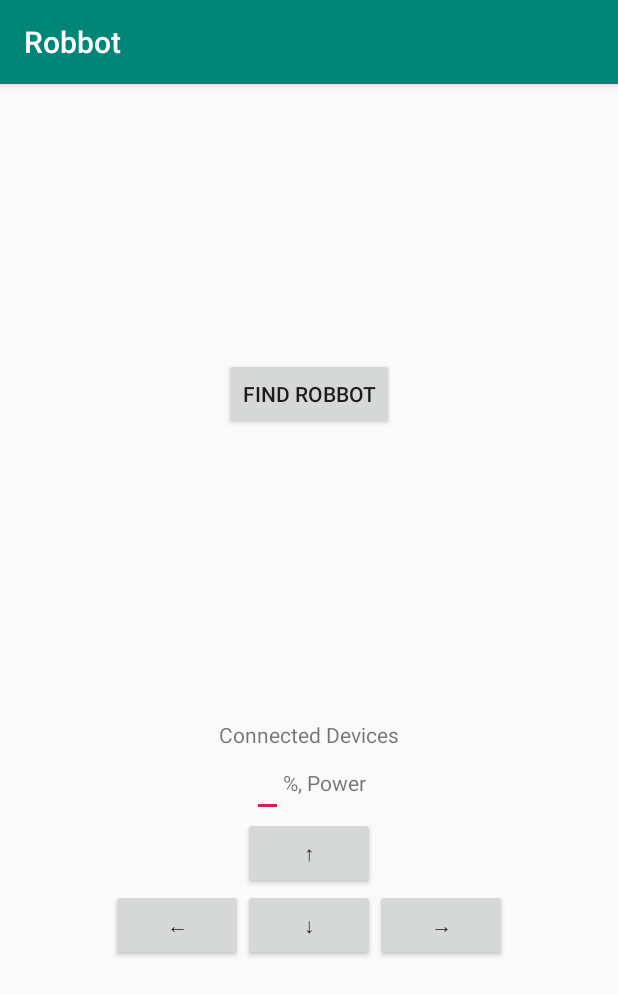
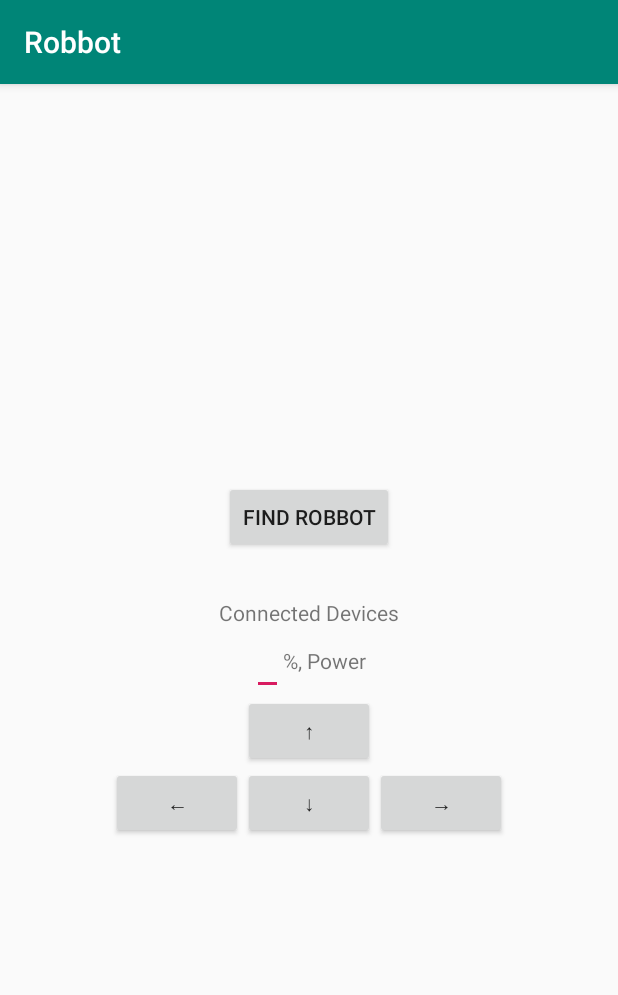
Before and after one commit to artemNasonov/Robbot_Bluetooth, an Android app: the screen it shows after launch (MainActivity), on a phone screen of 412 x 824 dp. Shown: the top 995 px of the screen. Run offline under Robolectric (Android 15) with nearby library versions, the phone set to English and light mode, and no system bars.

Commit message:
Well done, there is mb some bugs, but i dono about them

```diff
--- a/app/src/main/res/layout/activity_main.xml
+++ b/app/src/main/res/layout/activity_main.xml
@@ -1,6 +1,5 @@
 <?xml version="1.0" encoding="utf-8"?>
 <LinearLayout xmlns:android="http://schemas.android.com/apk/res/android"
-    xmlns:tools="http://schemas.android.com/tools"
     android:layout_width="match_parent"
     android:layout_height="match_parent"
     android:gravity="center"
@@ -14,8 +13,8 @@
 
     <ListView
         android:id="@+id/pairedlist"
-        android:layout_width="364dp"
-        android:layout_height="163dp"
+        android:layout_width="wrap_content"
+        android:layout_height="wrap_content"
         android:layout_below="@+id/textInfo"
         android:layout_alignParentStart="true"
 
@@ -23,7 +22,8 @@
         android:layout_marginStart="20dp"
         android:layout_marginLeft="20dp"
         android:layout_marginTop="30dp"
-        android:visibility="visible" />
+        android:visibility="invisible"
+        />
 
     <TextView
         android:layout_width="wrap_content"
@@ -36,6 +36,11 @@
         android:gravity="center"
         android:orientation="horizontal">
 
+<!--        <SeekBar-->
+<!--            android:layout_width="30mm"-->
+<!--            android:layout_height="wrap_content"-->
+<!--            android:id="@+id/leftPower">-->
+<!--        </SeekBar>-->
         <EditText
             android:id="@+id/power"
             android:layout_width="wrap_content"
@@ -46,6 +51,11 @@
             android:layout_width="wrap_content"
             android:layout_height="wrap_content"
             android:text="@string/percents"/>
+<!--        <SeekBar-->
+<!--            android:layout_width="30mm"-->
+<!--            android:layout_height="wrap_content"-->
+<!--            android:id="@+id/rightPower">-->
+<!--        </SeekBar>-->
 
     </LinearLayout>
 
@@ -60,8 +70,7 @@
             android:layout_width="wrap_content"
             android:layout_height="wrap_content"
             android:gravity="center"
-            android:text="@string/go_straight"
-            android:onClick="onClickButtonStraight"/>
+            android:text="@string/go_straight"/>
         <LinearLayout
             android:layout_width="wrap_content"
             android:layout_height="wrap_content"
@@ -71,20 +80,17 @@
                 android:id="@+id/left_button"
                 android:layout_width="wrap_content"
                 android:layout_height="wrap_content"
-                android:text="@string/go_left"
-                android:onClick="onClickButtonLeft"/>
+                android:text="@string/go_left"/>
             <Button
                 android:id="@+id/down_button"
                 android:layout_width="wrap_content"
                 android:layout_height="wrap_content"
-                android:text="@string/go_back"
-                android:onClick="onClickButtonBack"/>
+                android:text="@string/go_back"/>
             <Button
                 android:id="@+id/right_button"
                 android:layout_width="wrap_content"
                 android:layout_height="wrap_content"
-                android:text="@string/go_right"
-                android:onClick="onClickButtonRight"/>
+                android:text="@string/go_right"/>
         </LinearLayout>
 
     </LinearLayout>
```
Also changed, not shown: app/src/main/java/com/example/robbot/MainActivity.java (+56 -15 lines).
